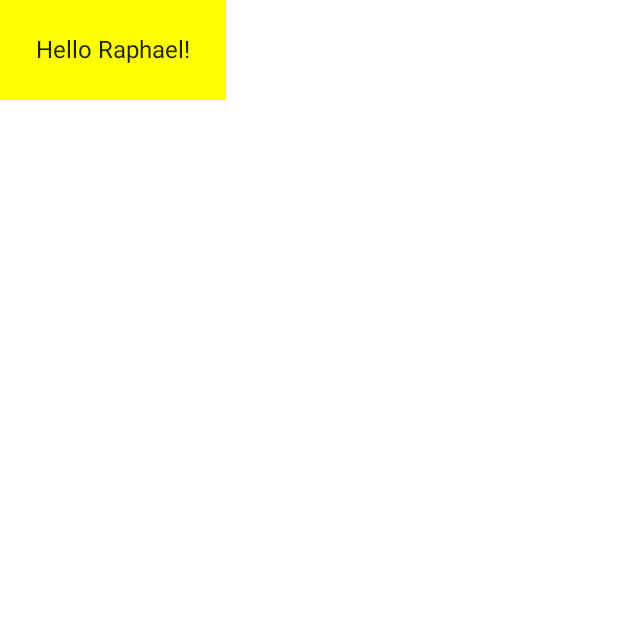
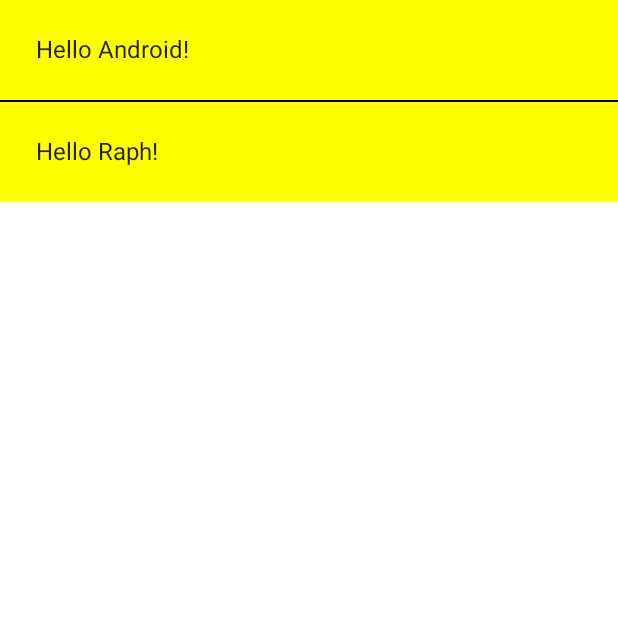
Before and after one commit to RaphaelNdonga/JetpackComposeCodelabs, an Android app built with Jetpack Compose: the screen it shows after launch (MainActivity), on a phone screen of 412 x 824 dp, the top half of it. Run offline under Robolectric (Android 15) with nearby library versions, the phone set to English and light mode, and no system bars.

Commit message:
Calling the same function severally and observing results

```diff
--- a/app/src/main/java/com/example/jetpackcomposecodelbabs/MainActivity.kt
+++ b/app/src/main/java/com/example/jetpackcomposecodelbabs/MainActivity.kt
@@ -3,7 +3,9 @@ package com.example.jetpackcomposecodelbabs
 import android.os.Bundle
 import androidx.activity.compose.setContent
 import androidx.appcompat.app.AppCompatActivity
+import androidx.compose.foundation.layout.Column
 import androidx.compose.foundation.layout.padding
+import androidx.compose.material.Divider
 import androidx.compose.material.MaterialTheme
 import androidx.compose.material.Surface
 import androidx.compose.material.Text
@@ -19,7 +21,7 @@ class MainActivity : AppCompatActivity() {
         super.onCreate(savedInstanceState)
         setContent {
             MyApp{
-                Greeting(name = "Raphael")
+                MyScreenContent()
             }
         }
     }
@@ -56,3 +58,21 @@ fun DefaultPreview() {
         Greeting(name = "Raphael")
     }
 }
+
+@Preview("Screen Preview")
+@Composable
+fun ScreenPreview(){
+    MyApp {
+        MyScreenContent()
+    }
+}
+
+@Composable
+fun MyScreenContent(){
+    Column{
+        Greeting(name = "Android")
+        Divider(color = Color.Black)
+        Greeting(name = "Raph")
+    }
+
+}
```
